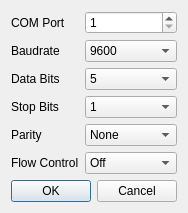
The window that serialconfigdialog.ui (dfische/PIDbakeoutTPDcontrol) describes before a commit, drawn with Qt 5.
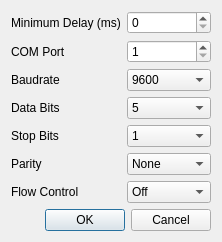
The same window after the commit.

What changed in the file:
```diff
--- a/serialconfigdialog.ui
+++ b/serialconfigdialog.ui
@@ -6,17 +6,29 @@
    <rect>
     <x>0</x>
     <y>0</y>
-    <width>184</width>
-    <height>196</height>
+    <width>193</width>
+    <height>225</height>
    </rect>
   </property>
+  <property name="sizePolicy">
+   <sizepolicy hsizetype="Fixed" vsizetype="Fixed">
+    <horstretch>0</horstretch>
+    <verstretch>0</verstretch>
+   </sizepolicy>
+  </property>
   <property name="windowTitle">
    <string>Configure Serial Device</string>
   </property>
   <layout class="QVBoxLayout" name="verticalLayout">
+   <property name="sizeConstraint">
+    <enum>QLayout::SetFixedSize</enum>
+   </property>
    <item>
     <layout class="QFormLayout" name="formLayout">
-     <item row="1" column="0">
+     <property name="sizeConstraint">
+      <enum>QLayout::SetDefaultConstraint</enum>
+     </property>
+     <item row="2" column="0">
       <widget class="QLabel" name="baudLabel">
        <property name="text">
         <string>Baudrate</string>
@@ -26,7 +38,7 @@
        </property>
       </widget>
      </item>
-     <item row="1" column="1">
+     <item row="2" column="1">
       <widget class="QComboBox" name="baudRate">
        <item>
         <property name="text">
@@ -50,7 +62,7 @@
        </item>
       </widget>
      </item>
-     <item row="2" column="0">
+     <item row="3" column="0">
       <widget class="QLabel" name="dataLabel">
        <property name="text">
         <string>Data Bits</string>
@@ -60,7 +72,7 @@
        </property>
       </widget>
      </item>
-     <item row="2" column="1">
+     <item row="3" column="1">
       <widget class="QComboBox" name="dataBits">
        <item>
         <property name="text">
@@ -84,7 +96,7 @@
        </item>
       </widget>
      </item>
-     <item row="3" column="0">
+     <item row="4" column="0">
       <widget class="QLabel" name="stopBitsLabel">
        <property name="text">
         <string>Stop Bits</string>
@@ -94,7 +106,7 @@
        </property>
       </widget>
      </item>
-     <item row="3" column="1">
+     <item row="4" column="1">
       <widget class="QComboBox" name="stopBits">
        <item>
         <property name="text">
@@ -113,7 +125,7 @@
        </item>
       </widget>
      </item>
-     <item row="4" column="0">
+     <item row="5" column="0">
       <widget class="QLabel" name="parityLabel">
        <property name="text">
         <string>Parity</string>
@@ -123,7 +135,7 @@
        </property>
       </widget>
      </item>
-     <item row="4" column="1">
+     <item row="5" column="1">
       <widget class="QComboBox" name="parity">
        <item>
         <property name="text">
@@ -152,7 +164,7 @@
        </item>
       </widget>
      </item>
-     <item row="5" column="0">
+     <item row="6" column="0">
       <widget class="QLabel" name="flowControlLabel">
        <property name="text">
         <string>Flow Control</string>
@@ -162,7 +174,7 @@
        </property>
       </widget>
      </item>
-     <item row="5" column="1">
+     <item row="6" column="1">
       <widget class="QComboBox" name="flowControl">
        <item>
         <property name="text">
@@ -181,8 +193,8 @@
        </item>
       </widget>
      </item>
-     <item row="0" column="0">
-      <widget class="QLabel" name="label">
+     <item row="1" column="0">
+      <widget class="QLabel" name="comPortLabel">
        <property name="text">
         <string>COM Port</string>
        </property>
@@ -191,7 +203,7 @@
        </property>
       </widget>
      </item>
-     <item row="0" column="1">
+     <item row="1" column="1">
       <widget class="QSpinBox" name="comPort">
        <property name="minimum">
         <number>1</number>
@@ -201,6 +213,20 @@
        </property>
       </widget>
      </item>
+     <item row="0" column="0">
+      <widget class="QLabel" name="minDelayLabel">
+       <property name="text">
+        <string>Minimum Delay (ms)</string>
+       </property>
+      </widget>
+     </item>
+     <item row="0" column="1">
+      <widget class="QSpinBox" name="minDelay">
+       <property name="maximum">
+        <number>2000</number>
+       </property>
+      </widget>
+     </item>
     </layout>
    </item>
    <item>
```
